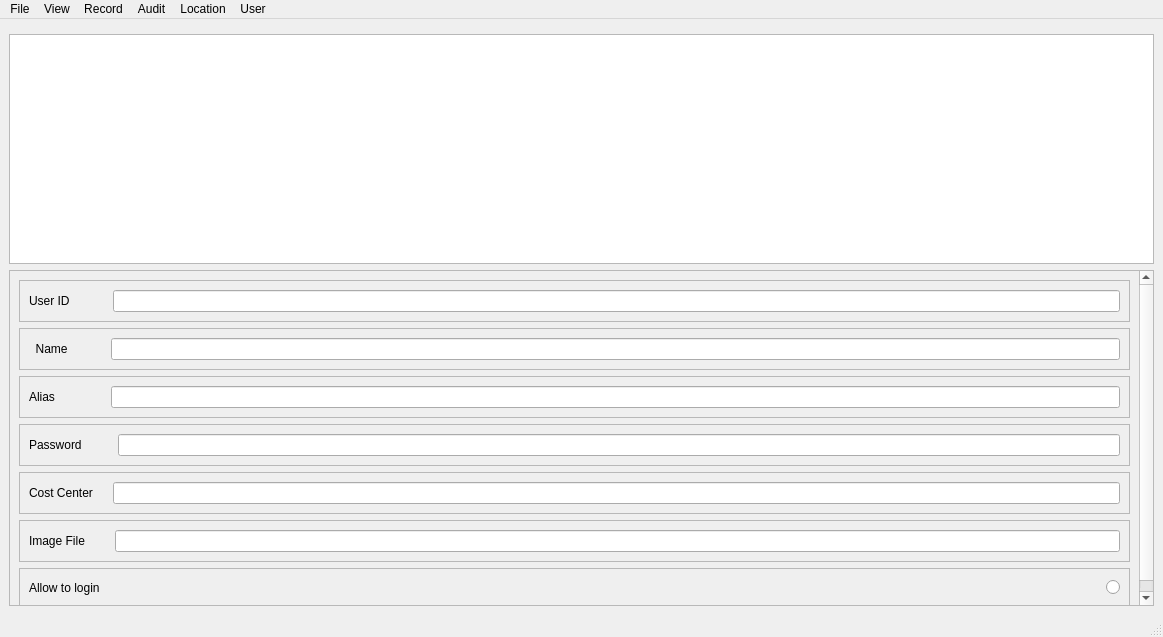
This is elitebridge_ui_file/userwindow.ui in SaiSawant1/EliteBridgeAdmin as Qt 5 draws it before an edit. The edited form follows.
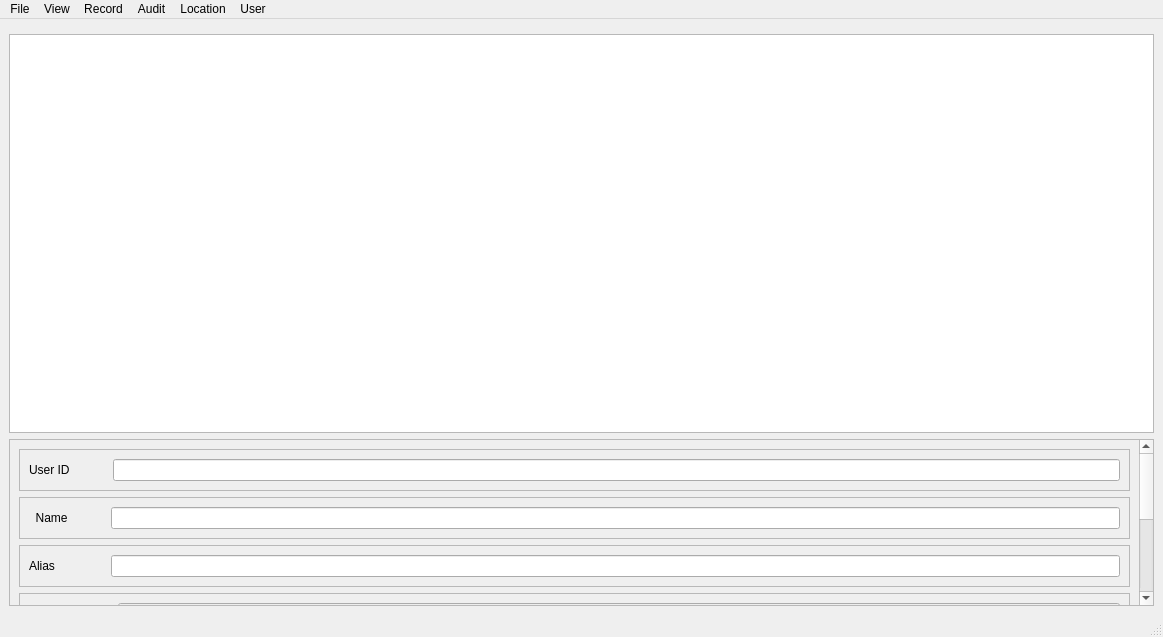
This is the edited form.

Patch:
```diff
--- a/elitebridge_ui_file/userwindow.ui
+++ b/elitebridge_ui_file/userwindow.ui
@@ -33,6 +33,12 @@
     </item>
     <item>
      <widget class="QTableWidget" name="tableWidget">
+      <property name="maximumSize">
+       <size>
+        <width>16777215</width>
+        <height>16777215</height>
+       </size>
+      </property>
       <property name="editTriggers">
        <set>QAbstractItemView::NoEditTriggers</set>
       </property>
@@ -43,6 +49,12 @@
     </item>
     <item>
      <widget class="QScrollArea" name="scrollArea">
+      <property name="maximumSize">
+       <size>
+        <width>16777215</width>
+        <height>167</height>
+       </size>
+      </property>
       <property name="widgetResizable">
        <bool>true</bool>
       </property>
```
